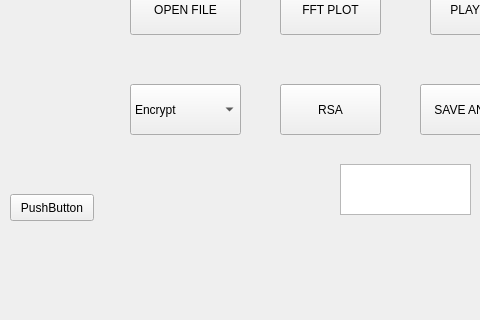
This is mainwindow.ui in tomaszkaliciak/emedia2 as Qt 5 draws it before an edit; both pictures show x 0 to 480 and y 133 to 453 of the 708 by 453 pixel window. The edited form follows.
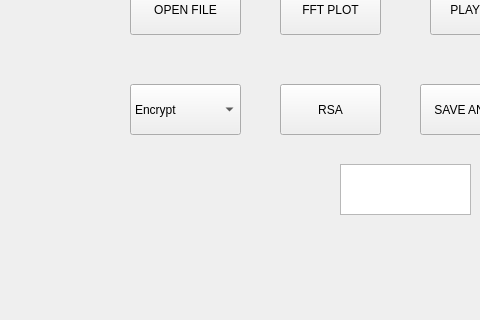
This is the edited form.

Diff of the .ui file:
```diff
--- a/mainwindow.ui
+++ b/mainwindow.ui
@@ -99,19 +99,6 @@
      <string>SAVE AND PLAY</string>
     </property>
    </widget>
-   <widget class="QPushButton" name="pushButton_7">
-    <property name="geometry">
-     <rect>
-      <x>10</x>
-      <y>310</y>
-      <width>84</width>
-      <height>27</height>
-     </rect>
-    </property>
-    <property name="text">
-     <string>PushButton</string>
-    </property>
-   </widget>
    <widget class="QTextEdit" name="fileNameBox">
     <property name="geometry">
      <rect>
```
